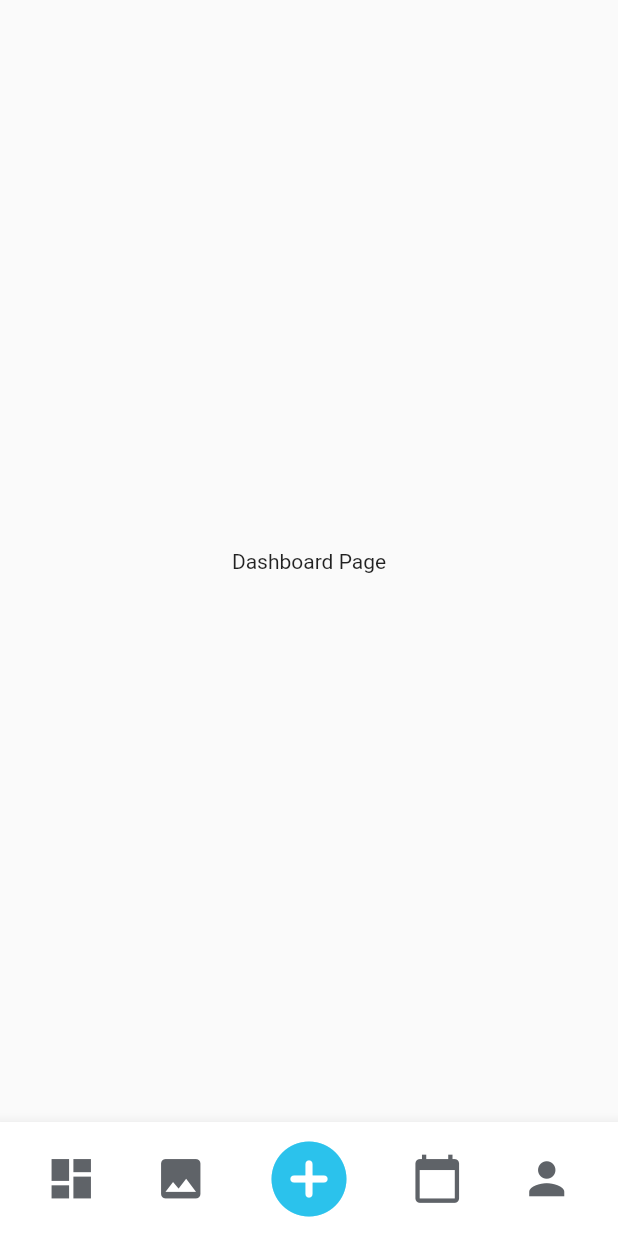
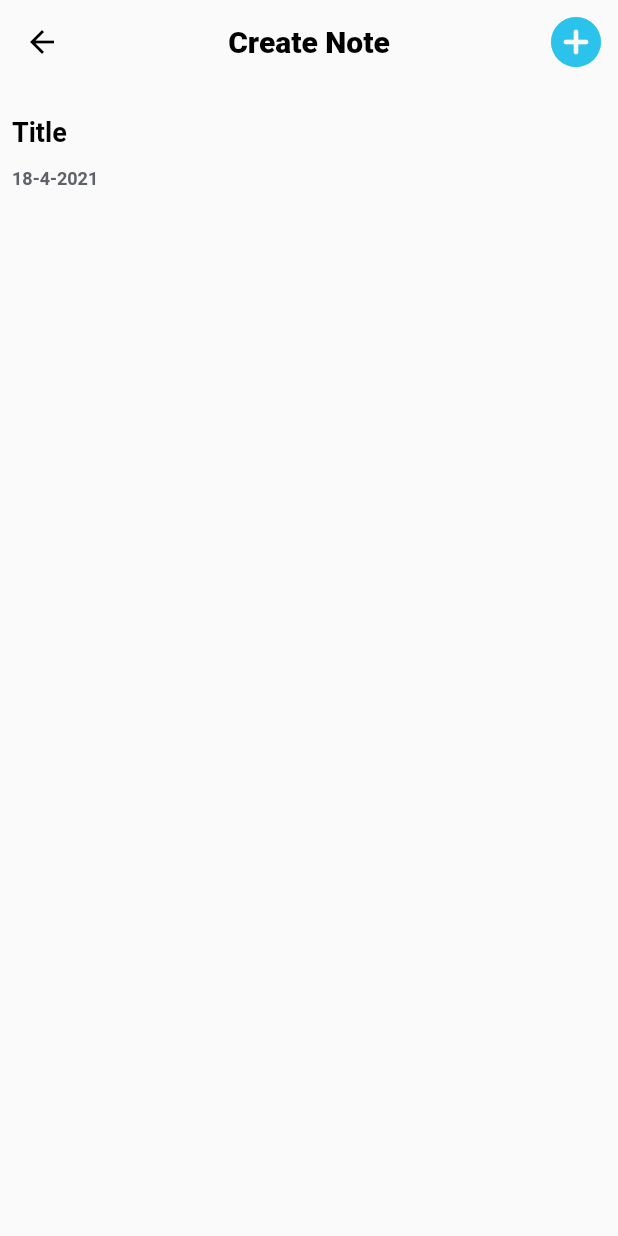
Before and after one commit to Ervin-Halgand/Note-Illustrator, a Flutter app: the DashBoardPage screen opened by its route, after a tap on the "add circle" icon, on a phone screen of 412 x 824 dp. Run offline on Flutter 3.47's test engine with Material 2 defaults, Android fonts, the phone set to English and light mode, and no system bars.

Commit message:
adding 1st version of create notes, add theme to app

```diff
--- a/lib/main.dart
+++ b/lib/main.dart
@@ -1,4 +1,5 @@
 import 'package:flutter/material.dart';
+import 'package:note_illustrator/themes/Theme.dart';
 import 'pages/HomePage.dart';
 import 'routes/router.dart' as router;
 
@@ -11,6 +12,7 @@ class MyApp extends StatelessWidget {
   @override
   Widget build(BuildContext context) {
     return MaterialApp(
+      theme: theme,
       title: 'Note Illustrator',
       home: HomePage(),
       initialRoute: router.routesHomePage,
--- /dev/null
+++ b/lib/pages/NoteManager.dart
@@ -0,0 +1,73 @@
+import 'package:flutter/material.dart';
+
+class NoteManager extends StatefulWidget {
+  @override
+  _NoteManagerState createState() => _NoteManagerState();
+}
+
+class _NoteManagerState extends State<NoteManager> {
+  DateTime date =
+      DateTime(DateTime.now().year, DateTime.now().month, DateTime.now().day);
+  String title;
+  String description;
+  @override
+  Widget build(BuildContext context) {
+    return Scaffold(
+      appBar: AppBar(
+          actions: [
+            IconButton(
+                iconSize: 40,
+                icon: Icon(
+                  Icons.add_circle_rounded,
+                  color: Theme.of(context).primaryColor,
+                ),
+                onPressed: () => {})
+          ],
+          backgroundColor: Colors.transparent,
+          elevation: 0.0,
+          title: Center(
+              child: Text(
+            "Create Note",
+            style: Theme.of(context).textTheme.headline1,
+          ))),
+      body: Padding(
+        padding: const EdgeInsets.all(8.0),
+        child: Column(
+          crossAxisAlignment: CrossAxisAlignment.start,
+          children: [
+            TextField(
+              onChanged: (val) {
+                setState(() {
+                  title = val;
+                });
+              },
+              style: Theme.of(context).textTheme.headline2,
+              decoration: InputDecoration(
+                  border: InputBorder.none,
+                  hintText: 'Title',
+                  hintStyle: Theme.of(context).textTheme.headline2),
+            ),
+            Text(
+              "${date.day.toString()}-${date.month.toString()}-${date.year.toString()}",
+              style: Theme.of(context).textTheme.subtitle1,
+            ),
+            Expanded(
+              child: TextField(
+                onChanged: (val) {
+                  setState(() {
+                    description = val;
+                  });
+                },
+                style: Theme.of(context).textTheme.bodyText1,
+                maxLines: 99,
+                decoration: InputDecoration(
+                  border: InputBorder.none,
+                ),
+              ),
+            )
+          ],
+        ),
+      ),
+    );
+  }
+}
--- a/lib/routes/router.dart
+++ b/lib/routes/router.dart
@@ -3,6 +3,7 @@ import 'package:note_illustrator/pages/DashBoardPage.dart';
 import 'package:note_illustrator/pages/GalleryPage.dart';
 import 'package:note_illustrator/pages/HabitPage.dart';
 import 'package:note_illustrator/pages/HomePage.dart';
+import 'package:note_illustrator/pages/NoteManager.dart';
 import 'package:note_illustrator/pages/SettingPage.dart';
 
 const routesHomePage = '/';
@@ -10,6 +11,7 @@ const routesSettingPage = '/setting';
 const routesGalleryPage = '/gallery';
 const routesDashBoardPage = '/dashboard';
 const routesHabitPage = '/habit';
+const routesCreateNote = '/note/create';
 
 Route<dynamic> generateRoute(RouteSettings settings) {
   switch (settings.name) {
@@ -34,6 +36,8 @@ Route<dynamic> generateRoute(RouteSettings settings) {
       return PageRouteBuilder(
           pageBuilder: (context, animation1, animation2) => HabitPage(),
           transitionDuration: Duration(seconds: 0));
+    case routesCreateNote:
+      return MaterialPageRoute(builder: (context) => NoteManager());
     default:
       return PageRouteBuilder(
           pageBuilder: (context, animation1, animation2) => HomePage(),
--- /dev/null
+++ b/lib/themes/Theme.dart
@@ -0,0 +1,15 @@
+import 'package:flutter/material.dart';
+import 'package:note_illustrator/constants/appConstant.dart';
+import 'package:note_illustrator/constants/bottomAppBar.dart';
+
+final ThemeData theme = ThemeData(
+    primaryColor: kPrimaryColor,
+    textTheme: TextTheme(
+        headline1: TextStyle(
+            fontSize: 20.0, fontWeight: FontWeight.w900, color: Colors.black),
+        headline2: TextStyle(
+            fontSize: 18.0, fontWeight: FontWeight.w700, color: Colors.black),
+        subtitle1: TextStyle(
+            fontSize: 12.0, fontWeight: FontWeight.bold, color: kIconColor),
+        bodyText1: TextStyle(
+            fontSize: 14.0, fontWeight: FontWeight.normal, color: Colors.black)));
--- a/lib/widgets/BottomAppBar.dart
+++ b/lib/widgets/BottomAppBar.dart
@@ -1,5 +1,4 @@
 import 'package:flutter/material.dart';
-import 'package:note_illustrator/constants/appConstant.dart';
 import 'package:note_illustrator/constants/bottomAppBar.dart';
 import 'package:note_illustrator/routes/router.dart' as router;
 
@@ -35,9 +34,10 @@ class BottomAppBarWidget extends StatelessWidget {
                 iconSize: kIconSize + 25,
                 icon: Icon(
                   Icons.add_circle_rounded,
-                  color: kPrimaryColor,
+                  color: Theme.of(context).primaryColor,
                 ),
-                onPressed: () => {}),
+                onPressed: () =>
+                    {Navigator.pushNamed(context, router.routesCreateNote)}),
             IconButton(
                 iconSize: kIconSize,
                 icon: Icon(Icons.calendar_today, color: kIconColor),
```
